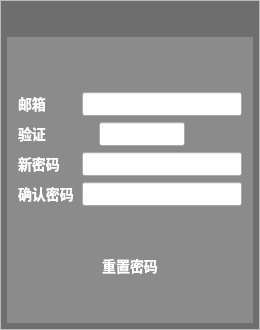
The window that UI/resetUI.ui (2023YuJun/boneage_pyqt5) describes before a commit, drawn with Qt 5.
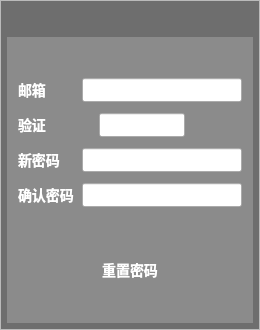
The same window after the commit. Icons and pictures are not drawn.

The edit to the form file:
```diff
--- a/UI/resetUI.ui
+++ b/UI/resetUI.ui
@@ -305,13 +305,13 @@
             </property>
             <layout class="QVBoxLayout" name="verticalLayout_6">
              <property name="spacing">
-              <number>0</number>
+              <number>5</number>
              </property>
              <property name="leftMargin">
               <number>10</number>
              </property>
              <property name="topMargin">
-              <number>10</number>
+              <number>0</number>
              </property>
              <property name="rightMargin">
               <number>10</number>
```
